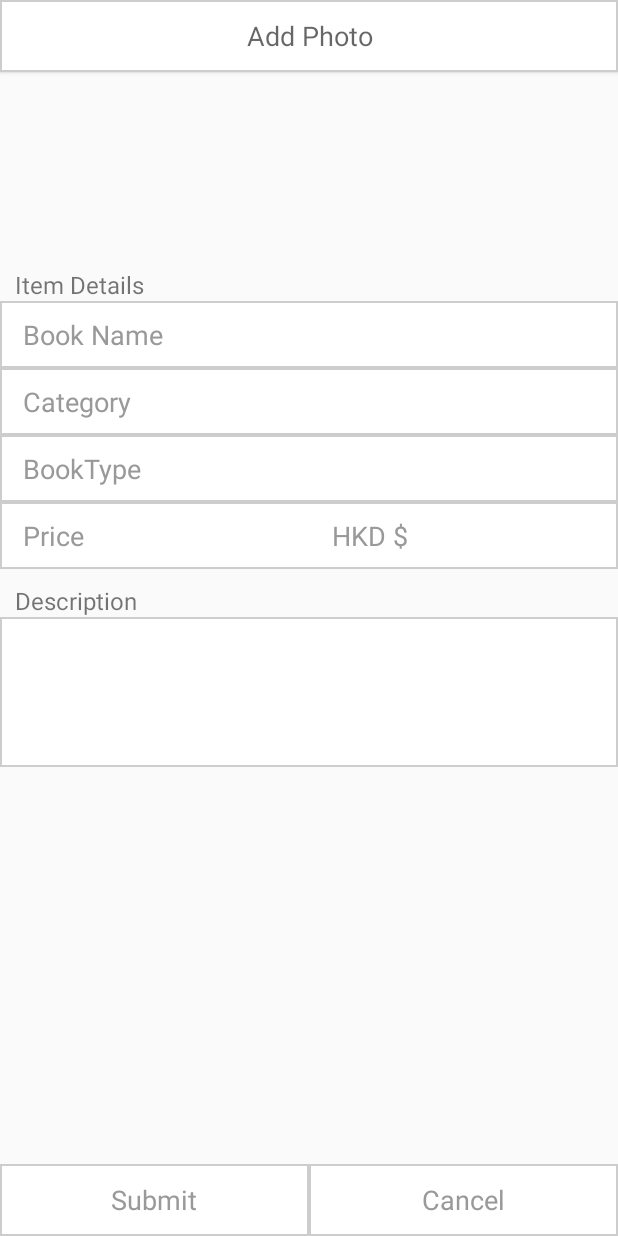
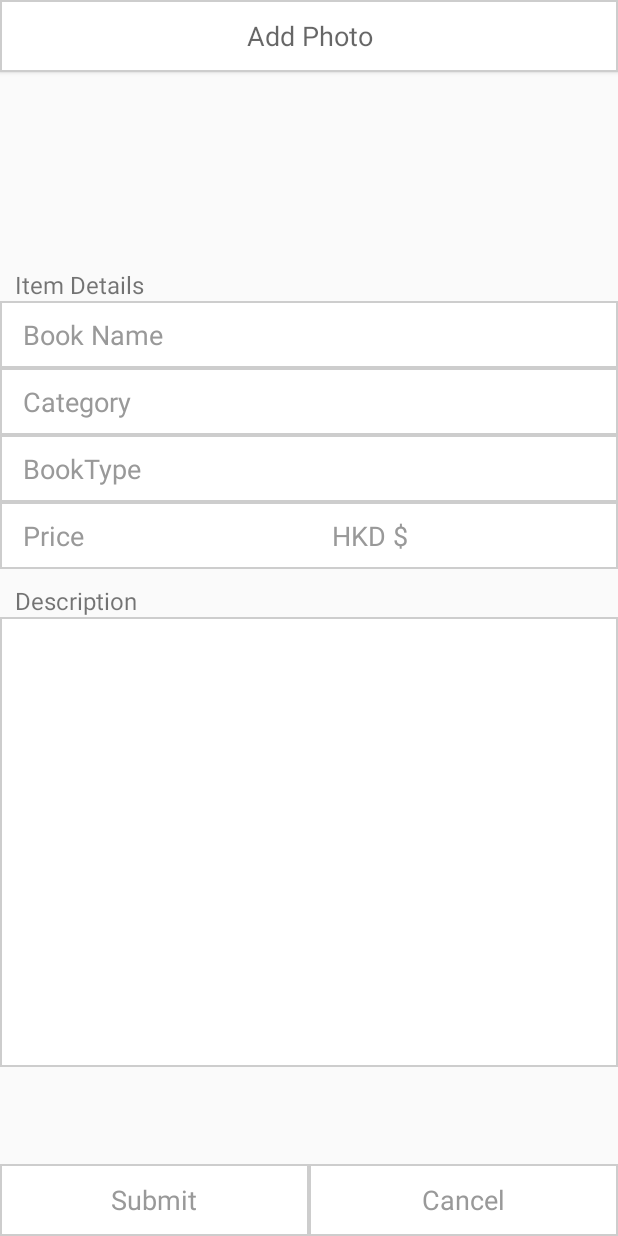
Before and after one commit to lamsiuwai1992/EzBook, an Android app: the AddPostActivity screen opened directly, with no data from a screen before it, on a phone screen of 412 x 824 dp. Run offline under Robolectric (Android 15) with nearby library versions, the phone set to English and light mode, and no system bars; our stand-ins replace Firebase (no records; nobody signed in at launch, a user with empty details on screens opened directly); 1 statement that could not run was skipped.

Commit message:
fix the display

```diff
--- a/app/src/main/res/layout/activity_add_post.xml
+++ b/app/src/main/res/layout/activity_add_post.xml
@@ -199,11 +199,11 @@
             <EditText
                 android:id="@+id/addPostDescField"
                 android:layout_width="match_parent"
-                android:minHeight="100dp"
-                android:layout_height="wrap_content"
+                android:layout_height="300dp"
                 android:background="@drawable/border"
                 android:layout_below="@+id/tvDesc"
                 android:padding="10dp"
+                android:gravity="top|left"
                 android:textColor="@color/input_login_hint"
                 android:textAppearance="?android:attr/textAppearanceMedium" />
 
--- a/app/src/main/res/layout/recyclerview_items.xml
+++ b/app/src/main/res/layout/recyclerview_items.xml
@@ -50,7 +50,8 @@
                     android:id="@+id/bookStatus"
                     android:layout_width="wrap_content"
                     android:layout_height="wrap_content"
-                    android:text="Sold"/>
+                    android:text="Sold"
+                    android:textColor="@color/input_login"/>
 
             </LinearLayout>
 
```
